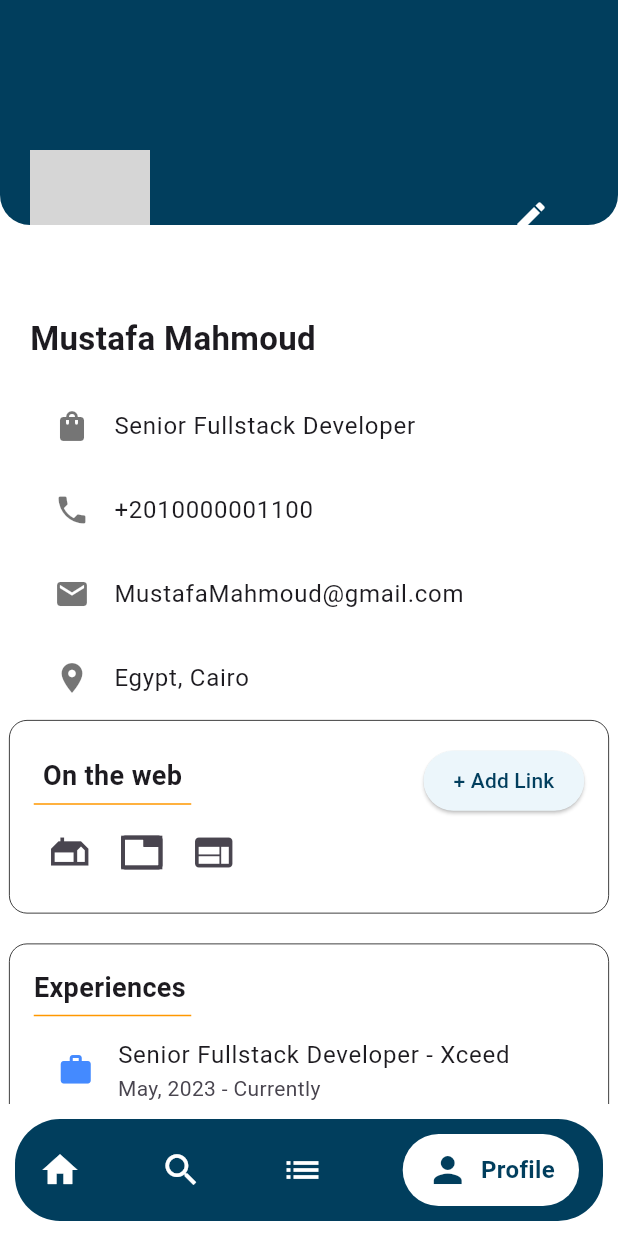
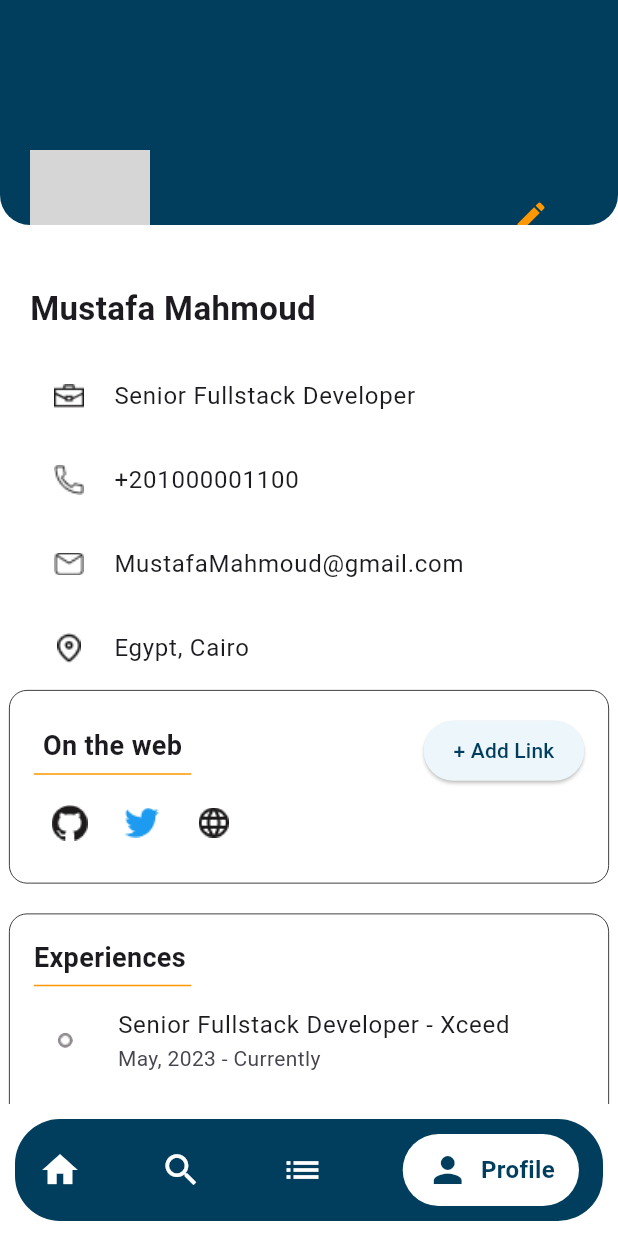
Before and after one commit to mohannad00/Aspire-Hire, a Flutter app: the HomeScreen screen opened directly, item 4 of the bottom bar chosen, after a tap on the "edit" icon, on a phone screen of 412 x 824 dp. Run offline on Flutter 3.47's test engine with Material 3 defaults, Android fonts, the phone set to English and light mode, and no system bars; our stand-ins replace dio, equatable, flutter_bloc, percent_indicator, smooth_page_indicator; grey boxes are pictures that could not be loaded.

Commit message:
edited Home Screen

```diff
--- a/aspirehire/lib/core/components/ReusableComponent.dart
+++ b/aspirehire/lib/core/components/ReusableComponent.dart
@@ -100,12 +100,10 @@ class ReusableComponents extends StatelessWidget {
       obscureText: obscureText,
       decoration: InputDecoration(
         hintText: hintText,
-
         hintStyle: TextStyle(
           color: hintColor,
           fontSize: fontSize,
           fontWeight: fontWeight,
-
         ),
         border: OutlineInputBorder(
           borderRadius: BorderRadius.circular(borderRadius),
@@ -135,6 +133,7 @@ class ReusableComponents extends StatelessWidget {
     );
   }
 
+
   @override
   Widget build(BuildContext context) {
     return Container();
--- a/aspirehire/lib/features/home_screen/HomeScreen.dart
+++ b/aspirehire/lib/features/home_screen/HomeScreen.dart
@@ -1,9 +1,11 @@
 // ignore_for_file: file_names, library_private_types_in_public_api
 
+import 'package:aspirehire/core/components/ReusableComponent.dart';
+import 'package:aspirehire/features/choosing_role/ChoosingRole.dart';
 import 'package:aspirehire/features/job_post/CreatePost.dart';
 import 'package:flutter/material.dart';
-import 'package:aspirehire/features/job_search/JobSearch.dart'; // تأكدي أن المسار صحيح
-import 'package:aspirehire/features/profile/ProfileScreen.dart'; // تأكدي أن المسار صحيح
+import 'package:aspirehire/features/job_search/JobSearch.dart';
+import 'package:aspirehire/features/profile/ProfileScreen.dart';
 
 class HomeScreen extends StatefulWidget {
   const HomeScreen({super.key});
@@ -21,7 +23,6 @@ class _HomeScreenState extends State<HomeScreen> {
       child: Column(
         crossAxisAlignment: CrossAxisAlignment.start,
         children: [
-          SizedBox(height: 15,),
           Container(
                   height: 85,
                   decoration: const BoxDecoration(
@@ -41,11 +42,10 @@ class _HomeScreenState extends State<HomeScreen> {
                   SizedBox(width: 10,),
                       Text("Hello,Mustafa",style: TextStyle(color: Colors.white),),
                      ],),
+
                       IconButton(
-  icon: Icon(Icons.notification_important_outlined, color: Colors.white),
-  onPressed: () {
-    // أضف وظيفة الزر هنا
-  },
+  icon:  Image.asset('assets/mage_notification-bell.png', width: 24, height: 24),
+  onPressed: () {},
 )
 ],
                   ),
@@ -92,7 +92,7 @@ class _HomeScreenState extends State<HomeScreen> {
       ),
       child: Row(
         children: [
-          Icon(Icons.photo, color: Color.fromARGB(255, 0, 0, 0)), // أيقونة الصورة
+          Image.asset('assets/proicons_photo.png', width: 18, height: 18), // أيقونة الصورة
           SizedBox(width: 5), // مسافة بين الأيقونة والنص
           Text("Photo"),
         ],
@@ -107,7 +107,7 @@ class _HomeScreenState extends State<HomeScreen> {
       ),
       child: Row(
         children: [
-          Icon(Icons.video_collection, color: Color.fromARGB(255, 0, 0, 0)), // أيقونة الفيديو
+          Image.asset('assets/proicons_video.png', width: 18, height: 18), // أيقونة الصورة
           SizedBox(width: 5),
           Text("Video"),
         ],
@@ -122,14 +122,19 @@ class _HomeScreenState extends State<HomeScreen> {
       ),
       child: Row(
         children: [
-          Icon(Icons.insert_drive_file, color: Color.fromARGB(255, 0, 0, 0)), // أيقونة المستند
+          Image.asset('assets/ph_article.png', width: 18, height: 18), // أيقونة الصورة
           SizedBox(width: 5),
           Text("Document"),
         ],
       ),
     ),
   ],
-),
+),SizedBox(height: 20),
+ Container(
+                              height: 1,
+                              width: double.infinity,
+                              color: Colors.orange,
+                            ),
 
           SizedBox(height: 20),
           Text('Recommended Jobs', style: TextStyle(fontSize: 18, fontWeight: FontWeight.bold)),
@@ -170,6 +175,19 @@ class _HomeScreenState extends State<HomeScreen> {
   @override
   Widget build(BuildContext context) {
     return Scaffold(
+      appBar: AppBar(
+        elevation: 0,
+        backgroundColor: Colors.transparent,
+        leading: ReusableComponents.reusableBackButton(
+          context: context,
+          onPressed: () {
+            Navigator.pushReplacement(
+              context,
+              MaterialPageRoute(builder: (context) => const ChoosingRole()),
+            );
+          },
+        ),
+      ),
       body: _pages[_selectedIndex],
       bottomNavigationBar: Container(
         padding: EdgeInsets.symmetric(horizontal: 16, vertical: 10),
@@ -237,16 +255,40 @@ class JobCard extends StatelessWidget {
   Widget build(BuildContext context) {
     return Card(
       shape: RoundedRectangleBorder(borderRadius: BorderRadius.circular(10)),
-      child: ListTile(
-        leading: Image.asset('assets/logo.png'),
-        title: Text('Web Designer.'),
-        subtitle: Text('hp  •  Part-time\nEgypt, Cairo'),
-        trailing: Icon(Icons.close, color: Colors.black),
+      child: Padding(
+        padding: const EdgeInsets.all(8.0),
+        child: Row(
+          children: [
+              Image.asset('assets/logo.png', width: 50, height: 50),
+            const SizedBox(width: 10),
+            Expanded(
+              child: Column(
+                crossAxisAlignment: CrossAxisAlignment.start,
+                children: [
+                  Text(
+                    'Web Designer.',
+                    overflow: TextOverflow.ellipsis,
+                    style: const TextStyle(fontWeight: FontWeight.bold),
+                  ),
+                  Text(
+                    'hp  •  Part-time\nEgypt, Cairo',
+                    overflow: TextOverflow.ellipsis,
+                  ),
+                ],
+              ),
+            ),
+            IconButton(
+              icon: const Icon(Icons.close),
+              onPressed: () {
+                // Handle close button press
+              },
+            ),
+          ],
+        ),
       ),
     );
   }
 }
-
 class PostCard extends StatelessWidget {
   const PostCard({super.key});
 
@@ -278,26 +320,28 @@ class PostCard extends StatelessWidget {
               style: TextStyle(
                 fontFamily:'Poppins' ,
                 fontSize: 15),),
-            SizedBox(height: 10),
+            TextButton(
+  onPressed: () {  },
+  child: Text('56 comments'),
+),
             Row(
-              mainAxisAlignment: MainAxisAlignment.spaceBetween,
+              mainAxisAlignment: MainAxisAlignment.center,
               children: [
                 Row(
                   children: [
                     IconButton(
-                       color: Colors.grey,
-                        onPressed: () {}, icon: Icon(Icons.thumb_up_rounded),),
+                        onPressed: () {}, icon: Image.asset('assets/like-wrapper.png', width: 24, height: 24),),
                         Text('258'),
+                        SizedBox(width: 50),
                     IconButton(
-                       color: Colors.grey,
-                        onPressed: () {}, icon: Icon(Icons.comment),),
+                        onPressed: () {}, icon:Image.asset('assets/comment-wrapper.png', width: 24, height: 24),),
+                   SizedBox(width: 50),
                     IconButton(
-                       color: Colors.grey,
-                        onPressed: () {}, icon: Icon(Icons.send),),
-                    SizedBox(width: 5),
+                        onPressed: () {}, icon: Image.asset('assets/send-wrapper.png', width: 24, height: 24),),
+                    SizedBox(width: 50),
                   ],
                 ),
-                Text('56 comments'),
+
               ],
             ),
           ],
--- a/aspirehire/lib/features/profile/ProfileScreen.dart
+++ b/aspirehire/lib/features/profile/ProfileScreen.dart
@@ -67,13 +67,13 @@ class _ProfileScreenState extends State<ProfileScreen> {
                   top: 120,
                   left: 330,
                   child: IconButton(
-                    icon: const Icon(Icons.edit, color: Colors.white),
+                    icon: const Icon(Icons.edit, color: Colors.orange),
                     onPressed: () {},
                   ),
                 ),
               ],
             ),
-            const SizedBox(height: 60),
+            const SizedBox(height: 40),
             const Padding(
               padding: EdgeInsets.symmetric(horizontal: 20),
               child: Text(
@@ -86,22 +86,52 @@ class _ProfileScreenState extends State<ProfileScreen> {
             Padding(
               padding: const EdgeInsets.symmetric(horizontal: 20),
               child: Column(
-                children: const [
+                children: [
+
 ListTile(
-                    leading: Icon(Icons.shopping_bag, color: Colors.black54),
-                    title: Text("Senior Fullstack Developer"),
+  leading: SizedBox(
+    width: 20, // تحديد عرض الصورة
+    height: 20, // تحديد ارتفاع الصورة
+    child: Image.asset(
+      'assets/business.png', // مسار الصورة
+      fit: BoxFit.contain, // ضمان ملاءمة الصورة داخل الحاوية
+    ),
+  ),
+  title: const Text("Senior Fullstack Developer"),
 ),
                   ListTile(
-                    leading: Icon(Icons.phone, color: Colors.black54),
-                    title: Text("+2010000001100"),
+  leading: SizedBox(
+    width: 20, // تحديد عرض الصورة
+    height: 20, // تحديد ارتفاع الصورة
+    child: Image.asset(
+      'assets/phone.png', // مسار الصورة
+      fit: BoxFit.contain, // ضمان ملاءمة الصورة داخل الحاوية
+    ),
+  ),
+  title: const Text("+201000001100"),
+),
+
+ListTile(
+  leading: SizedBox(
+    width: 20, // تحديد عرض الصورة
+    height: 20, // تحديد ارتفاع الصورة
+    child: Image.asset(
+      'assets/email.png', // مسار الصورة
+      fit: BoxFit.contain, // ضمان ملاءمة الصورة داخل الحاوية
+    ),
+  ),
+  title: const Text("MustafaMahmoud@gmail.com"),
 ),
 ListTile(
-                    leading: Icon(Icons.email, color: Colors.black54),
-                    title: Text("MustafaMahmoud@gmail.com"),
+  leading: SizedBox(
+    width: 20, // تحديد عرض الصورة
+    height: 20, // تحديد ارتفاع الصورة
+    child: Image.asset(
+      'assets/location.png', // مسار الصورة
+      fit: BoxFit.contain, // ضمان ملاءمة الصورة داخل الحاوية
     ),
-                  ListTile(
-                    leading: Icon(Icons.location_on, color: Colors.black54),
-                    title: Text("Egypt, Cairo"),
+  ),
+  title: const Text("Egypt, Cairo"),
 ),
                 ],
               ),
@@ -151,13 +181,13 @@ class _ProfileScreenState extends State<ProfileScreen> {
                       mainAxisAlignment: MainAxisAlignment.start,
                       children: [
                         IconButton(
-                            icon: const Icon(Icons.gite_outlined, size: 30),
+                            icon: Image.asset('assets/Clip path group.png', width: 24, height: 24),
                             onPressed: () {}),
                         IconButton(
-                            icon: const Icon(Icons.tab_sharp, size: 30),
+                            icon: Image.asset('assets/twitter.png', width: 24, height: 24),
                             onPressed: () {}),
                         IconButton(
-                            icon: const Icon(Icons.web, size: 30),
+                            icon: Image.asset('assets/world.png', width: 24, height: 24),
                             onPressed: () {}),
                       ],
                     )
@@ -190,15 +220,22 @@ class _ProfileScreenState extends State<ProfileScreen> {
                     Column(
                       children: const [
                         ListTile(
-                          leading: Icon(Icons.work, color: Colors.blueAccent),
+  leading: CircleAvatar(
+    radius: 5, // حجم الأيقونة
+    backgroundImage: AssetImage('assets/Ellipse.png'), // الصورة
+  ),
   title: Text("Senior Fullstack Developer - Xceed"),
                           subtitle: Text("May, 2023 - Currently"),
                         ),
                         ListTile(
-                          leading: Icon(Icons.work, color: Colors.blueAccent),
+  leading: CircleAvatar(
+    radius: 5, // حجم الأيقونة
+    backgroundImage: AssetImage('assets/Ellipse.png'), // الصورة
+  ),
   title: Text("Senior Fullstack Developer - Oracle"),
                           subtitle: Text("March 2021 - May 2023"),
                         ),
+
                       ],
                     ),
                   ],
@@ -229,16 +266,24 @@ class _ProfileScreenState extends State<ProfileScreen> {
                     ),
                     Column(
                       children: const [
+
                         ListTile(
-                          leading: Icon(Icons.work, color: Colors.blueAccent),
-                          title: Text("Senior Fullstack Developer - Xceed"),
-                          subtitle: Text("May, 2023 - Currently"),
+  leading: CircleAvatar(
+    radius: 5, // حجم الأيقونة
+    backgroundImage: AssetImage('assets/Ellipse.png'), // الصورة
+  ),
+  title: Text("Computer Science "),
+                          subtitle: Text(" Cairo University - Egypt"),
                         ),
                         ListTile(
-                          leading: Icon(Icons.work, color: Colors.blueAccent),
-                          title: Text("Senior Fullstack Developer - Oracle"),
-                          subtitle: Text("March 2021 - May 2023"),
+  leading: CircleAvatar(
+    radius: 5, // حجم الأيقونة
+    backgroundImage: AssetImage('assets/Ellipse.png'), // الصورة
   ),
+  title: Text("Computer Science "),
+                          subtitle: Text(" Cairo University - Egypt"),
+                        ),
+
                       ],
                     ),
                   ],
@@ -272,13 +317,17 @@ class _ProfileScreenState extends State<ProfileScreen> {
                     Column(
                       children: const [
                         ListTile(
-                          leading: Icon(Icons.work, color: Colors.blueAccent),
-                          title: Text("Senior Fullstack Developer - Xceed"),
+leading: CircleAvatar(
+    radius: 5, // حجم الأيقونة
+    backgroundImage: AssetImage('assets/Ellipse.png'), // الصورة
+  ),                          title: Text("Senior Fullstack Developer - Xceed"),
                           subtitle: Text("May, 2023 - Currently"),
                         ),
                         ListTile(
-                          leading: Icon(Icons.work, color: Colors.blueAccent),
-                          title: Text("Senior Fullstack Developer - Oracle"),
+leading: CircleAvatar(
+    radius: 5, // حجم الأيقونة
+    backgroundImage: AssetImage('assets/Ellipse.png'), // الصورة
+  ),                          title: Text("Senior Fullstack Developer - Oracle"),
                           subtitle: Text("March 2021 - May 2023"),
                         ),
                       ],
```
Also changed, not shown: aspirehire/lib/features/auth/login/LoginVerifyAcc.dart (+5 -70 lines), aspirehire/assets/Clip path group.png (added), aspirehire/assets/Ellipse.png (added), aspirehire/assets/business.png (added), aspirehire/assets/comment-wrapper.png (added), aspirehire/assets/email.png (added), aspirehire/assets/like-wrapper.png (added), aspirehire/assets/location.png (added), aspirehire/assets/mage_notification-bell.png (added), aspirehire/assets/ph_article.png (added), aspirehire/assets/phone.png (added), aspirehire/assets/proicons_photo.png (added), aspirehire/assets/proicons_video.png (added), aspirehire/assets/send-wrapper.png (added), 3 more files. Lines whose indentation alone changed are shown as unchanged.
